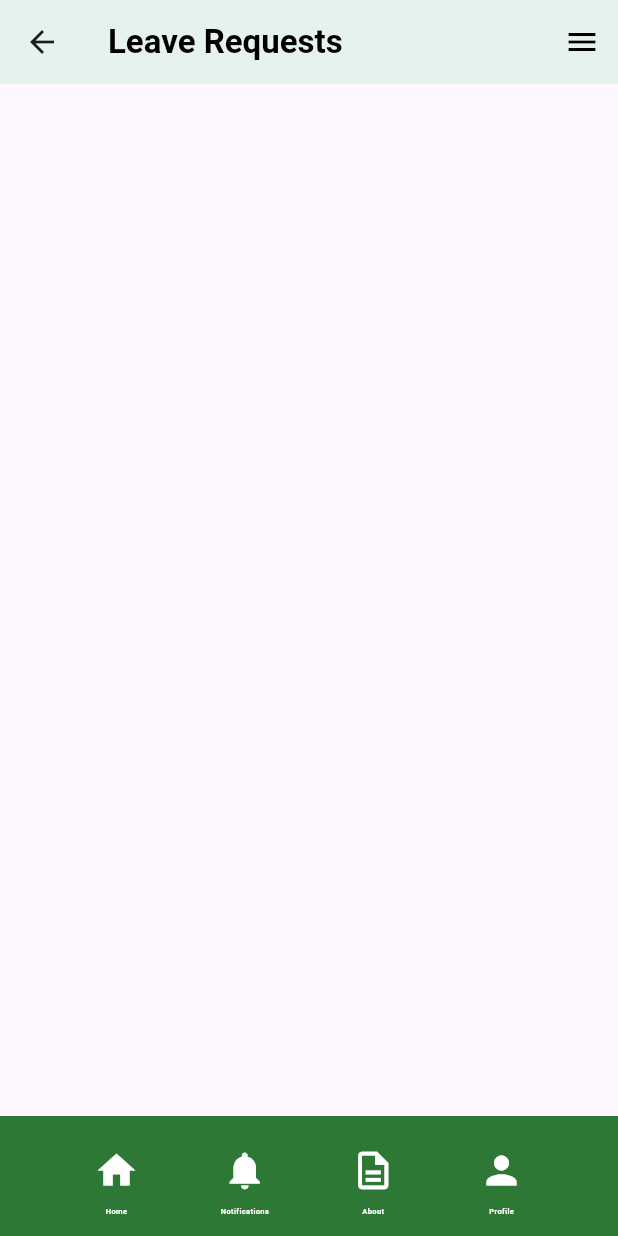
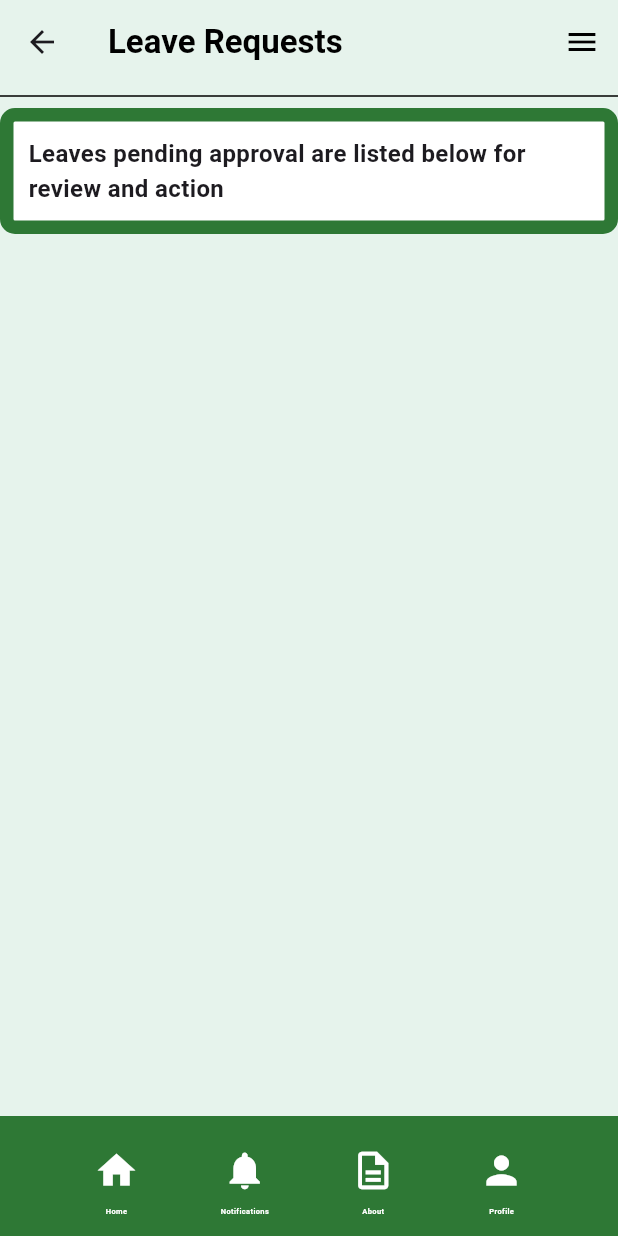
Before and after one commit to Javaria-Shabbir24/SmartWasteManagementSystem-AdminPortal, a Flutter app: the AdminManageLeaveRequests screen opened directly, on a phone screen of 412 x 824 dp. Run offline on Flutter 3.47's test engine with Material 3 defaults, Android fonts, the phone set to English and light mode, and no system bars.

Commit message:
manage leave request page in progress

```diff
--- a/lib/admin_manage_leave_requests.dart
+++ b/lib/admin_manage_leave_requests.dart
@@ -1,8 +1,14 @@
 import 'package:flutter/material.dart';
 import 'admin_bottom_section.dart';
 
-class AdminManageLeaveRequests extends StatelessWidget {
+class AdminManageLeaveRequests extends StatefulWidget {
   const AdminManageLeaveRequests({super.key});
+
+  @override
+  State<AdminManageLeaveRequests> createState() => AdminManageLeaveRequestsState();
+}
+
+class AdminManageLeaveRequestsState extends State<AdminManageLeaveRequests> {
 
   @override
   Widget build(BuildContext context) {
@@ -24,7 +30,70 @@ class AdminManageLeaveRequests extends StatelessWidget {
             )
         ],
       ),
+      backgroundColor: const Color(0xFFE6F3EC),
+      body: SingleChildScrollView(
+        child: Column(
+
+          mainAxisAlignment: MainAxisAlignment.start,
+          children: [
+
+            const Divider(
+              color: Colors.black,
+              thickness: 1,
+            ),
+            Container(
+              padding: const EdgeInsets.all(10),
+              decoration: BoxDecoration(
+                border: Border.all(color: const Color(0xFF2E7835),width: 9),
+                borderRadius: BorderRadius.circular(10),
+                color: Colors.white,
+              ),
+              child: const Text('Leaves pending approval are listed below for review and action',
+              style: TextStyle(
+              fontSize: 16,
+              fontWeight: FontWeight.bold,
+            ),
+            )
+            ),
+            const SizedBox(height: 15,),
+            Container(
+              padding: const EdgeInsets.only(left: 14,right: 14,top: 5,bottom: 5),
+              child: Column(
+                mainAxisAlignment: MainAxisAlignment.spaceEvenly,
+                children: [
+                  Container(
+                    padding: const EdgeInsets.all(10),
+                    margin: const EdgeInsets.all(10),
+                    child: SingleChildScrollView(
+                      child: Column(
+                        mainAxisAlignment: MainAxisAlignment.spaceEvenly,
+
+                      ),
+                    ),
+                  )
+                ],
+              )
+            )
+          ],
+        ),
+      ),
+      //bottom navigation bar
       bottomNavigationBar: AdminBottomSection(),
     );
   }
 }
+
+//backend code
+//defining a class for Employee details
+class Employee{
+  int employeeID=0;
+  int employeeName=0;
+  String requestType='';
+  String summary='';
+  String requestStatus='';// to maintain track of replied and unreplied leave requests
+  String response='';//the response entered by admin
+  //constructor
+  Employee(int iD,int capacity, int fillLevel, String assignedTo, String location, int time)
+  {
+  }
+}
```
